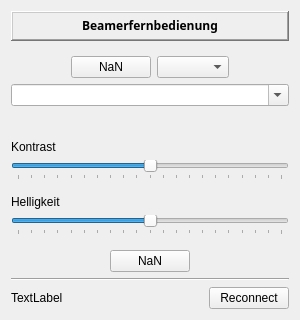
First picture: the form in beamerfernbedienung.ui, repository christian-heusel/qt-beamer_remote, before the edit.
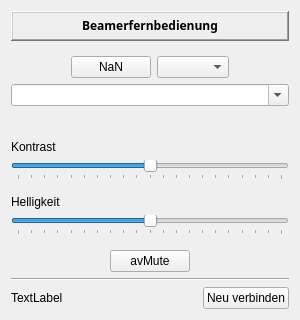
Second picture: the form after the edit.

Commit message: overwork starup sequence

```diff
--- a/beamerfernbedienung.ui
+++ b/beamerfernbedienung.ui
@@ -305,7 +305,7 @@
           <bool>true</bool>
          </property>
          <property name="text">
-          <string>NaN</string>
+          <string>avMute</string>
          </property>
          <property name="checkable">
           <bool>false</bool>
@@ -376,7 +376,7 @@
         <string>&lt;html&gt;&lt;head/&gt;&lt;body&gt;&lt;p&gt;Versucht erneut eine Verbindung herzustellen.&lt;/p&gt;&lt;/body&gt;&lt;/html&gt;</string>
        </property>
        <property name="text">
-        <string>Reconnect</string>
+        <string>Neu verbinden</string>
        </property>
       </widget>
      </item>
```
The commit also changes 2 other files.
